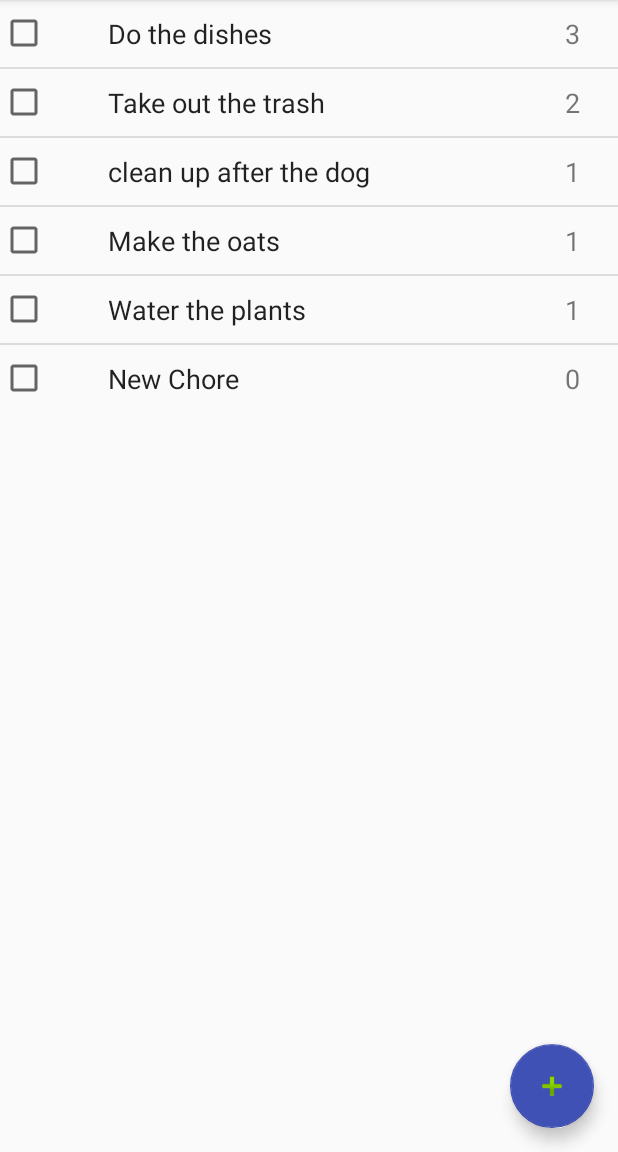
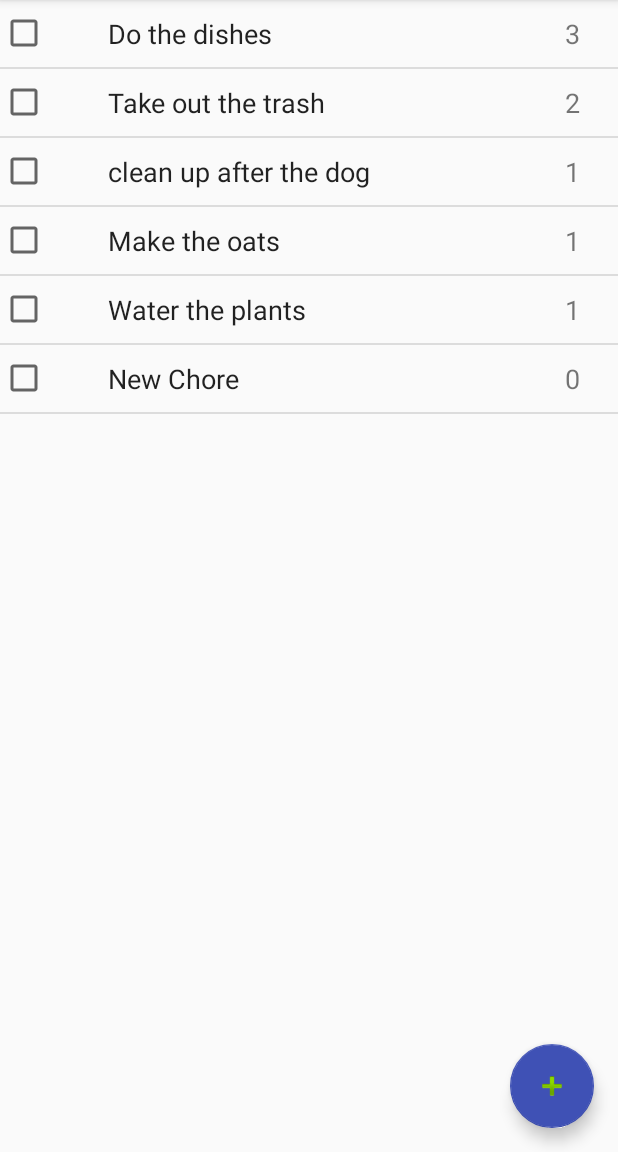
Before and after one commit to DannyMardini/ChoreGame, an Android app: the screen it shows after launch (MainActivity), after a tap on an icon or button, on a phone screen of 412 x 824 dp, the part 84-1236 px from its top. Run offline under Robolectric (Android 15) with nearby library versions, the phone set to English and light mode, and no system bars.

Commit message:
Fixing small chore list bug.

```diff
--- a/app/src/main/res/layout/chore_list_fragment.xml
+++ b/app/src/main/res/layout/chore_list_fragment.xml
@@ -6,6 +6,6 @@
     <ListView
         android:id="@+id/list"
         android:layout_width="match_parent"
-        android:layout_height="wrap_content">
+        android:layout_height="match_parent">
     </ListView>
 </LinearLayout>
```
